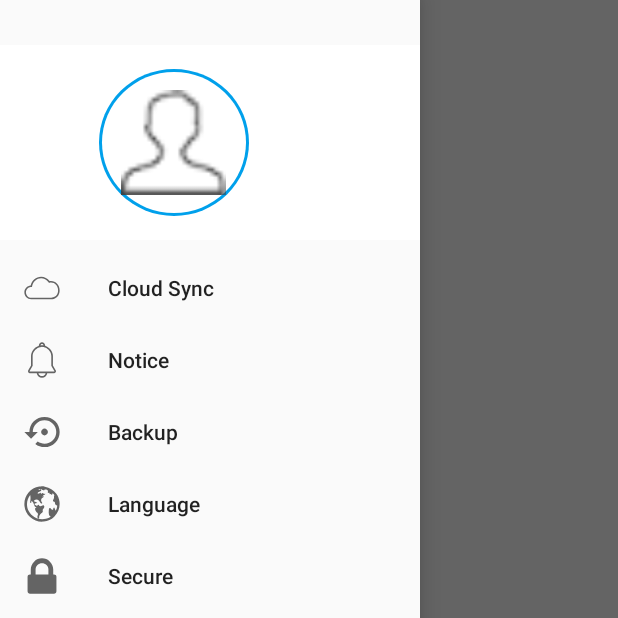
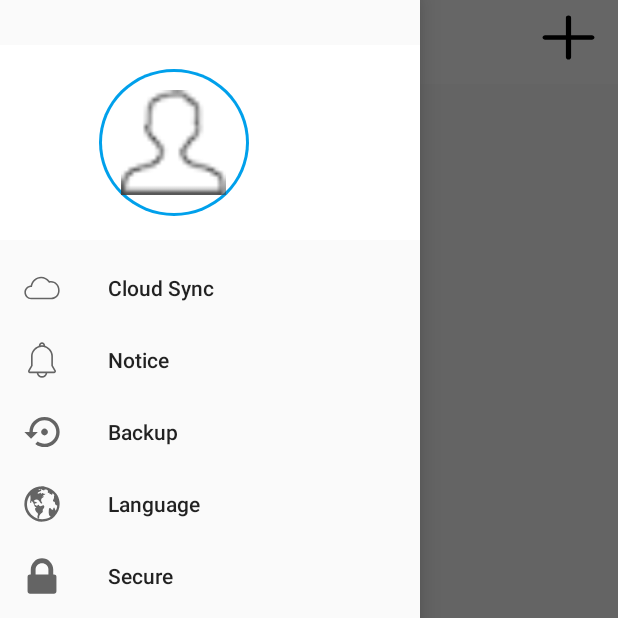
Before and after one commit to BadTudou-zz/Tudou, an Android app: the fragment HistoryFragment placed in its activity, with the side drawer open, on a phone screen of 412 x 824 dp, the top half of it. Run offline under Robolectric (Android 15) with nearby library versions, the phone set to English and light mode, and no system bars.

Commit message:
If the number corresponds to a contact in Contacts, its name is displayed (Bug: can not match contacts and numbers if the number of contacts has semicolon [-] )

```diff
--- a/develop/app/android/app/src/main/java/com/badtudou/tudou/ContactsListFragment.java
+++ b/develop/app/android/app/src/main/java/com/badtudou/tudou/ContactsListFragment.java
@@ -5,9 +5,12 @@ import android.content.Context;
 import android.content.Intent;
 import android.graphics.Bitmap;
 import android.graphics.BitmapFactory;
+import android.graphics.drawable.BitmapDrawable;
 import android.net.Uri;
+import android.os.Build;
 import android.os.Bundle;
 import android.provider.ContactsContract;
+import android.support.annotation.RequiresApi;
 import android.support.v4.app.Fragment;
 import android.support.v4.widget.DrawerLayout;
 import android.support.v7.app.ActionBarDrawerToggle;
@@ -102,6 +105,7 @@ public class ContactsListFragment extends Fragment {
         adapter = new SimpleAdapter(view.getContext(), contactsList, R.layout.contacts_list_item,
                 new String[]{"id", "name", "number"}, new int[]{R.id.img_head, R.id.txt_name, R.id.txt_phone});
         adapter.setViewBinder(new SimpleAdapter.ViewBinder() {
+            @RequiresApi(api = Build.VERSION_CODES.JELLY_BEAN)
             @Override
             public boolean setViewValue(View view, Object data, String textRepresentation) {
                 if(view instanceof ImageView){
@@ -112,9 +116,11 @@ public class ContactsListFragment extends Fragment {
                     if(inputStream != null){
                         bmp = BitmapFactory.decodeStream(inputStream);
                     }else{
-                        bmp = BitmapFactory.decodeResource(getResources(), R.drawable.vector_drawable_earth);
+                       // ((ImageView) view).setBackgroundResource(R.drawable.vector_drawable_about);
+                        bmp = BitmapFactory.decodeResource(getResources(), R.drawable.vector_drawable_photo_default);
                     }
                     ((ImageView) view).setImageBitmap(bmp);
+
 
                     Log.d("Test", "show photo"+String.valueOf(data));
                     return  true;
--- /dev/null
+++ b/develop/app/android/app/src/main/res/layout/app_bar_history.xml
@@ -0,0 +1,45 @@
+<?xml version="1.0" encoding="utf-8"?>
+<android.support.design.widget.CoordinatorLayout xmlns:android="http://schemas.android.com/apk/res/android"
+    xmlns:app="http://schemas.android.com/apk/res-auto"
+    xmlns:tools="http://schemas.android.com/tools"
+    android:layout_width="match_parent"
+    android:layout_height="wrap_content"
+    tools:context="com.badtudou.tudou.MainActivity">
+
+    <android.support.v7.widget.Toolbar
+        android:id="@+id/toolbar"
+        android:layout_width="match_parent"
+        android:layout_height="?attr/actionBarSize"
+        android:background="@color/white">
+        <LinearLayout
+            android:layout_width="match_parent"
+            android:layout_height="?attr/actionBarSize">
+            <ImageButton
+                android:id="@+id/button_switch_contact_style"
+                android:layout_width="15dp"
+                android:layout_marginLeft="10dp"
+                android:layout_height="50dp"
+                android:layout_weight="1"
+                android:background="@drawable/vector_drawable_list"/>
+            <TextView
+                android:id="@+id/text_group_or_contacts"
+                android:layout_weight="12"
+                android:textAlignment="center"
+                android:layout_width="wrap_content"
+                android:layout_height="match_parent"
+                android:gravity="center"
+                android:text="@string/title_history"
+                android:textSize="20sp"
+                android:textStyle="bold"
+                android:textColor="@color/black" />
+            <ImageButton
+                android:id="@+id/button_add_contact"
+                android:layout_width="15dp"
+                android:layout_marginTop="10dp"
+                android:layout_marginRight="15dp"
+                android:layout_height="30dp"
+                android:layout_weight="1"
+                android:background="@drawable/vector_drawable_plus"/>
+        </LinearLayout>
+    </android.support.v7.widget.Toolbar>
+</android.support.design.widget.CoordinatorLayout>
--- a/develop/app/android/app/src/main/res/layout/contacts_list_item.xml
+++ b/develop/app/android/app/src/main/res/layout/contacts_list_item.xml
@@ -17,6 +17,7 @@
             android:layout_marginLeft="10dp"
             android:layout_marginTop="5dp"
             android:adjustViewBounds="true"
+            android:background="@drawable/vector_drawable_photo_default"
             android:layout_centerVertical="true"
             android:layout_centerHorizontal="true" />
     </LinearLayout>
--- a/develop/app/android/app/src/main/res/layout/history_list_item.xml
+++ b/develop/app/android/app/src/main/res/layout/history_list_item.xml
@@ -12,8 +12,10 @@
         <!-- Image -->
         <ImageView
             android:id="@+id/img_date"
-            android:layout_width="70dp"
-            android:layout_height="70dp"
+            android:layout_width="60dp"
+            android:layout_height="55dp"
+            android:layout_marginLeft="10dp"
+            android:layout_marginTop="5dp"
             android:adjustViewBounds="true"
             android:layout_centerVertical="true"
             android:layout_centerHorizontal="true" />
```
Also changed, not shown: develop/app/android/app/src/main/java/com/badtudou/tudou/HistoryFragment.java (+60 -0 lines), develop/app/android/app/src/main/res/layout/fragment_history.xml (+12 -5 lines), 1 other file.
